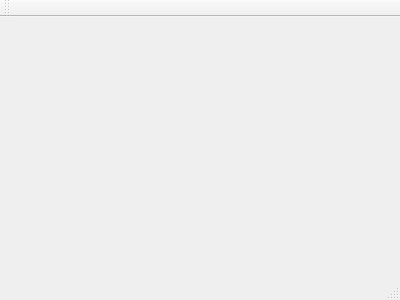
First picture: the form in mainwindow.ui, repository vmlemon/SocialClient, before the edit.
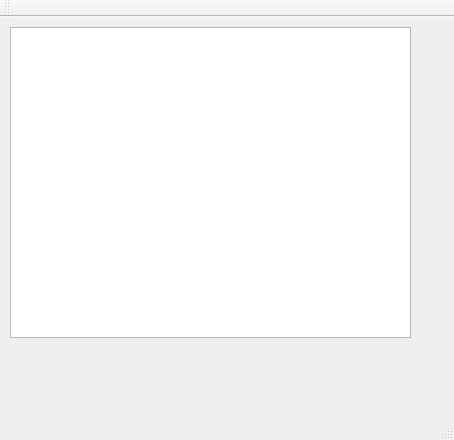
Second picture: the form after the edit.

Commit message: State of play

What changed in the file:
```diff
--- a/mainwindow.ui
+++ b/mainwindow.ui
@@ -1,24 +1,50 @@
 <ui version="4.0">
  <class>MainWindow</class>
- <widget class="QMainWindow" name="MainWindow" >
-  <property name="geometry" >
+ <widget class="QMainWindow" name="MainWindow">
+  <property name="geometry">
    <rect>
     <x>0</x>
     <y>0</y>
-    <width>400</width>
-    <height>300</height>
+    <width>454</width>
+    <height>440</height>
    </rect>
   </property>
   <property name="windowTitle" >
    <string>MainWindow</string>
   </property>
-  <widget class="QMenuBar" name="menuBar" />
-  <widget class="QToolBar" name="mainToolBar" />
-  <widget class="QWidget" name="centralWidget" />
-  <widget class="QStatusBar" name="statusBar" />
+  <widget class="QWidget" name="centralWidget">
+   <widget class="QGraphicsView" name="graphicsView">
+    <property name="geometry">
+     <rect>
+      <x>10</x>
+      <y>10</y>
+      <width>401</width>
+      <height>311</height>
+     </rect>
+    </property>
+   </widget>
+  </widget>
+  <widget class="QMenuBar" name="menuBar">
+   <property name="geometry">
+    <rect>
+     <x>0</x>
+     <y>0</y>
+     <width>454</width>
+     <height>21</height>
+    </rect>
+   </property>
+  </widget>
+  <widget class="QToolBar" name="mainToolBar">
+   <attribute name="toolBarArea">
+    <enum>TopToolBarArea</enum>
+   </attribute>
+   <attribute name="toolBarBreak">
+    <bool>false</bool>
+   </attribute>
+  </widget>
+  <widget class="QStatusBar" name="statusBar"/>
  </widget>
- <layoutDefault spacing="6" margin="11" />
- <pixmapfunction></pixmapfunction>
+ <layoutdefault spacing="6" margin="11"/>
  <resources/>
  <connections/>
 </ui>
```
Left out of the diff: 3 changed lines with no effect on the pictures. The commit also changes 2 other files.
